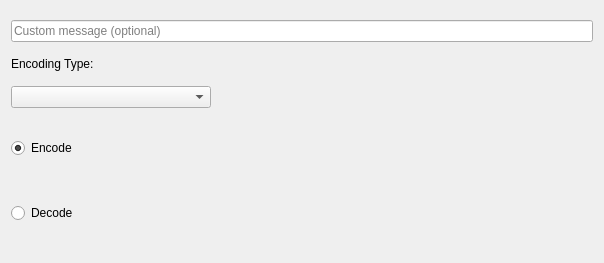
The window that src/hobbits-plugins/operators/Compressor/compressor.ui (nblsyed/hobbits) describes before a commit, drawn with Qt 5.
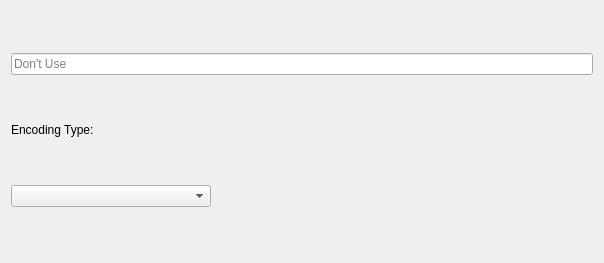
The same window after the commit.

What changed in the file:
```diff
--- a/src/hobbits-plugins/operators/Compressor/compressor.ui
+++ b/src/hobbits-plugins/operators/Compressor/compressor.ui
@@ -23,10 +23,7 @@
    <item>
     <widget class="QLineEdit" name="custom">
      <property name="placeholderText">
-      <string>Custom message (optional)</string>
-     </property>
-     <property name="clearButtonEnabled">
-      <bool>true</bool>
+      <string>Don't Use</string>
      </property>
     </widget>
    </item>
@@ -80,35 +77,6 @@
      </property>
     </widget>
    </item>
-   <item>
-    <widget class="QRadioButton" name="rd_enc">
-     <property name="maximumSize">
-      <size>
-       <width>16777215</width>
-       <height>50</height>
-      </size>
-     </property>
-     <property name="text">
-      <string>Encode</string>
-     </property>
-     <property name="checked">
-      <bool>true</bool>
-     </property>
-    </widget>
-   </item>
-   <item>
-    <widget class="QRadioButton" name="rd_dec">
-     <property name="maximumSize">
-      <size>
-       <width>16777215</width>
-       <height>50</height>
-      </size>
-     </property>
-     <property name="text">
-      <string>Decode</string>
-     </property>
-    </widget>
-   </item>
   </layout>
  </widget>
  <resources/>
```
Left out of the diff: 1 changed line with no effect on the pictures.
